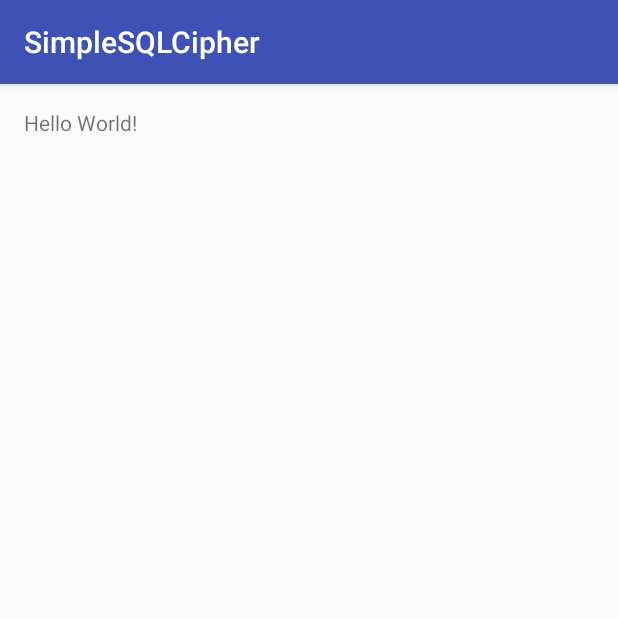
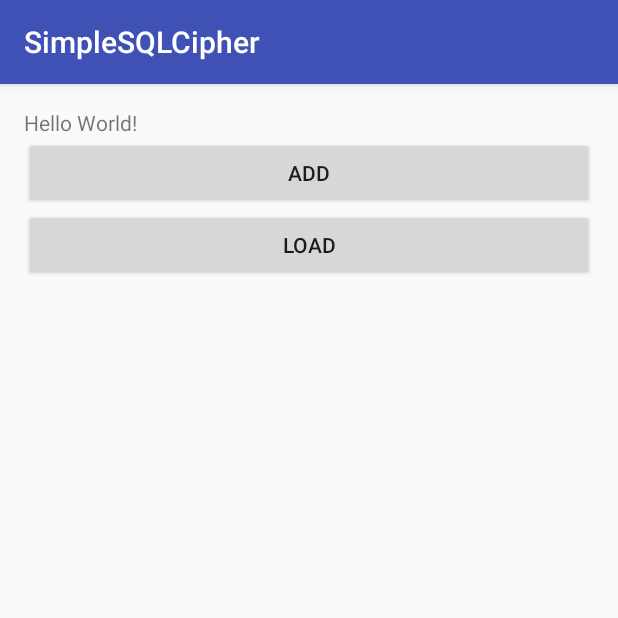
Before and after one commit to Evin1-/Android-SQLCipher, an Android app: the screen it shows after launch (MainActivity), on a phone screen of 412 x 824 dp, the top half of it. Run offline under Robolectric (Android 15) with nearby library versions, the phone set to English and light mode, and no system bars; libraries missing offline, so code that uses them is left out: net.sqlcipher, net.sqlcipher.database; 1 statement that could not run was skipped.

Commit message:
Add buttons and SQLite logic

```diff
--- a/app/src/main/res/layout/activity_main.xml
+++ b/app/src/main/res/layout/activity_main.xml
@@ -1,8 +1,9 @@
 <?xml version="1.0" encoding="utf-8"?>
-<RelativeLayout xmlns:android="http://schemas.android.com/apk/res/android"
+<LinearLayout xmlns:android="http://schemas.android.com/apk/res/android"
     xmlns:tools="http://schemas.android.com/tools"
     android:layout_width="match_parent"
     android:layout_height="match_parent"
+    android:orientation="vertical"
     android:paddingBottom="@dimen/activity_vertical_margin"
     android:paddingLeft="@dimen/activity_horizontal_margin"
     android:paddingRight="@dimen/activity_horizontal_margin"
@@ -13,4 +14,17 @@
         android:layout_width="wrap_content"
         android:layout_height="wrap_content"
         android:text="Hello World!" />
-</RelativeLayout>
+
+    <Button
+        android:layout_width="match_parent"
+        android:layout_height="wrap_content"
+        android:onClick="addMagic"
+        android:text="@string/add_text" />
+
+    <Button
+        android:layout_width="match_parent"
+        android:layout_height="wrap_content"
+        android:onClick="loadMagic"
+        android:text="@string/load_text" />
+
+</LinearLayout>
--- a/app/src/main/res/values/strings.xml
+++ b/app/src/main/res/values/strings.xml
@@ -1,3 +1,5 @@
 <resources>
     <string name="app_name">SimpleSQLCipher</string>
+    <string name="add_text">Add</string>
+    <string name="load_text">Load</string>
 </resources>
```
Also changed, not shown: app/src/main/java/com/example/simplesqlcipher/MainActivity.java (+51 -0 lines).
